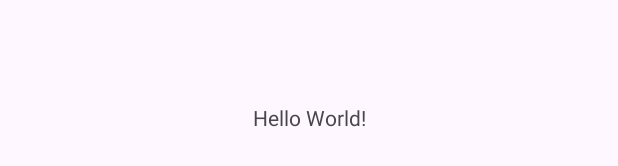
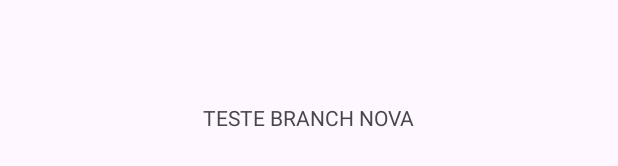
Before and after one commit to Projeto-FUCAPI-Feira-Tecnologica/app-meutea, an Android app: the layout activity_main.xml on its own in the app's theme, with its tools: preview values and no code run, on a phone screen of 412 x 824 dp. Shown: the part 501-667 px from the top of the screen. Run offline under Robolectric (Android 15) with nearby library versions, the phone set to English and light mode, and no system bars.

Commit message:
teste branch

```diff
--- a/app/src/main/res/layout/activity_main.xml
+++ b/app/src/main/res/layout/activity_main.xml
@@ -9,7 +9,7 @@
     <TextView
         android:layout_width="wrap_content"
         android:layout_height="wrap_content"
-        android:text="Hello World!"
+        android:text="TESTE BRANCH NOVA"
         app:layout_constraintBottom_toBottomOf="parent"
         app:layout_constraintEnd_toEndOf="parent"
         app:layout_constraintStart_toStartOf="parent"
```
